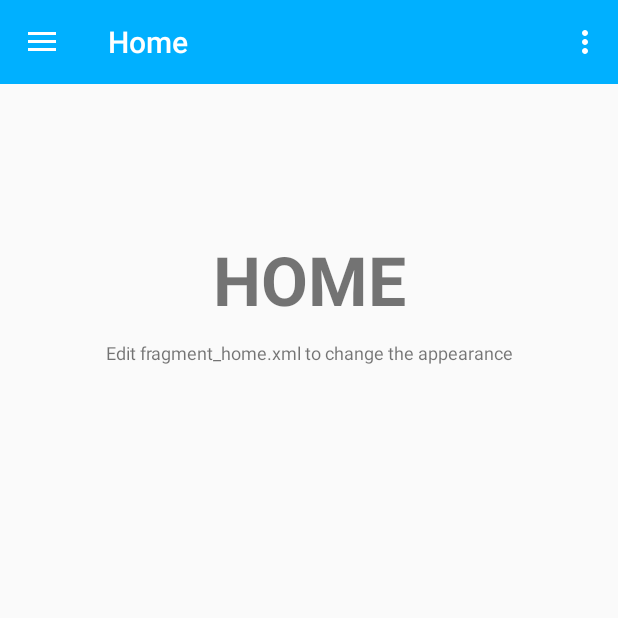
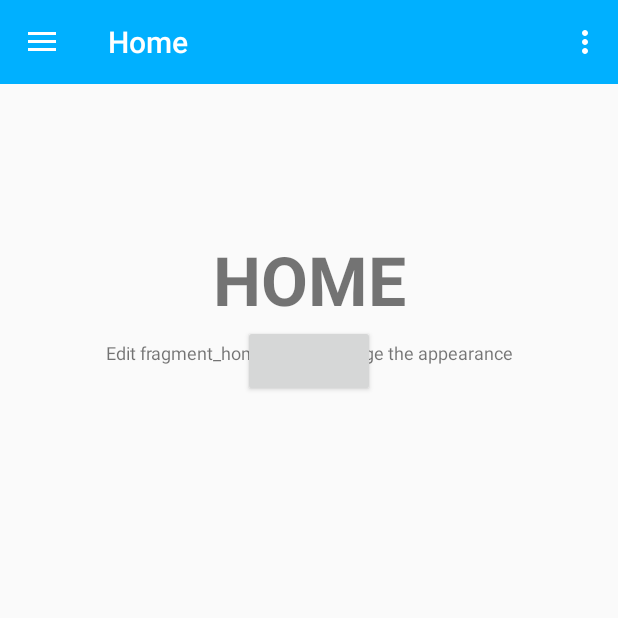
Before and after one commit to madhura-murulidhar/Kshamata-NGO, an Android app: the screen it shows after launch (MainActivity), on a phone screen of 412 x 824 dp, the top half of it. Run offline under Robolectric (Android 15) with nearby library versions, the phone set to English and light mode, and no system bars; our stand-ins replace Firebase (no records; nobody signed in at launch, a user with empty details on screens opened directly).

Commit message:
volunteer

```diff
--- a/volunteer/kshamata-team12/app/build.gradle
+++ b/volunteer/kshamata-team12/app/build.gradle
@@ -32,5 +32,8 @@ dependencies {
     compile 'com.android.support:support-v4:25.3.1'
     testCompile 'junit:junit:4.12'
 
+    compile 'com.google.firebase:firebase-core:10.2.1'
+    compile 'com.google.firebase:firebase-database:10.2.1'
+    compile 'com.google.firebase:firebase-storage:10.2.1'
 }
 apply plugin: 'com.google.gms.google-services'
--- a/volunteer/kshamata-team12/app/src/main/AndroidManifest.xml
+++ b/volunteer/kshamata-team12/app/src/main/AndroidManifest.xml
@@ -1,6 +1,8 @@
 <?xml version="1.0" encoding="utf-8"?>
 <manifest xmlns:android="http://schemas.android.com/apk/res/android"
     package="org.kshamata.www.kshamata_team12">
+
+    <uses-permission android:name="android.permission.INTERNET"/>
 
     <application
         android:allowBackup="true"
--- a/volunteer/kshamata-team12/app/src/main/java/org/kshamata/www/kshamata_team12/Classes/FormForVictim.java
+++ b/volunteer/kshamata-team12/app/src/main/java/org/kshamata/www/kshamata_team12/Classes/FormForVictim.java
@@ -19,6 +19,8 @@ public class FormForVictim {
     String monthlySavings;
     String housematesRelationship;
     String neighboursRelationship;
+
+
 
     public String getPhotos() {
         return photos;
--- a/volunteer/kshamata-team12/app/src/main/java/org/kshamata/www/kshamata_team12/Fragments/HomeFragment.java
+++ b/volunteer/kshamata-team12/app/src/main/java/org/kshamata/www/kshamata_team12/Fragments/HomeFragment.java
@@ -6,11 +6,15 @@ import android.support.v4.app.Fragment;
 import android.view.LayoutInflater;
 import android.view.View;
 import android.view.ViewGroup;
-
+import com.google.firebase.database.DatabaseReference;
+import com.google.firebase.database.FirebaseDatabase;
 import org.kshamata.www.kshamata_team12.R;
 
 
 public class HomeFragment extends Fragment {
+
+    private FirebaseDatabase firebaseDatabase;
+    private DatabaseReference databaseReference;
 
     public HomeFragment() {
         // Required empty public constructor
@@ -19,13 +23,17 @@ public class HomeFragment extends Fragment {
     @Override
     public void onCreate(Bundle savedInstanceState) {
         super.onCreate(savedInstanceState);
-
     }
 
     @Override
     public View onCreateView(LayoutInflater inflater, ViewGroup container,
                              Bundle savedInstanceState) {
         View rootView = inflater.inflate(R.layout.fragment_home, container, false);
+
+        firebaseDatabase = FirebaseDatabase.getInstance();
+        databaseReference = firebaseDatabase.getReference();
+        databaseReference.push().setValue("hello");
+
 
 
         // Inflate the layout for this fragment
--- a/volunteer/kshamata-team12/app/src/main/res/layout/fragment_home.xml
+++ b/volunteer/kshamata-team12/app/src/main/res/layout/fragment_home.xml
@@ -25,5 +25,10 @@
         android:layout_marginTop="10dp"
         android:gravity="center_horizontal"
         android:text="Edit fragment_home.xml to change the appearance" />
-
+    <Button
+        android:id="@+id/button"
+        android:layout_width="wrap_content"
+        android:layout_height="wrap_content"
+        android:layout_below="@id/label"
+        android:layout_centerHorizontal="true"/>
 </RelativeLayout>
```
Also changed, not shown: 1 other file.
